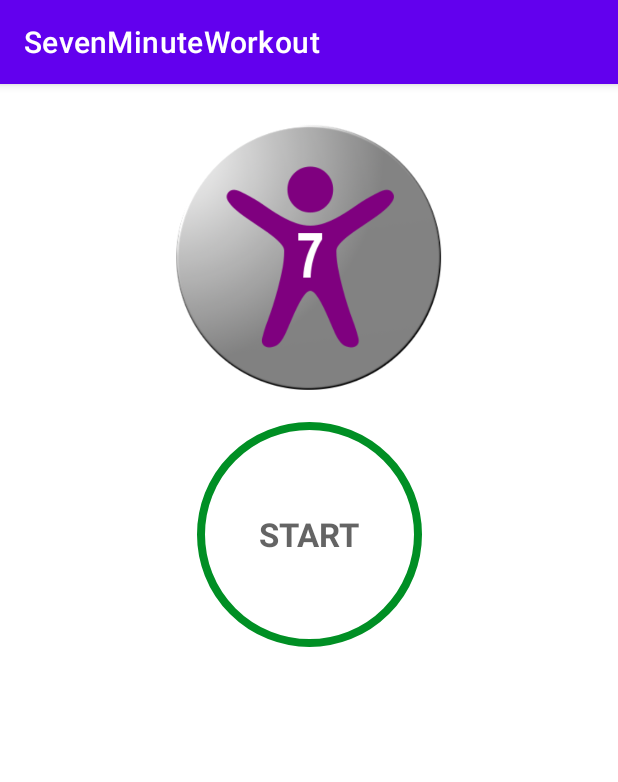
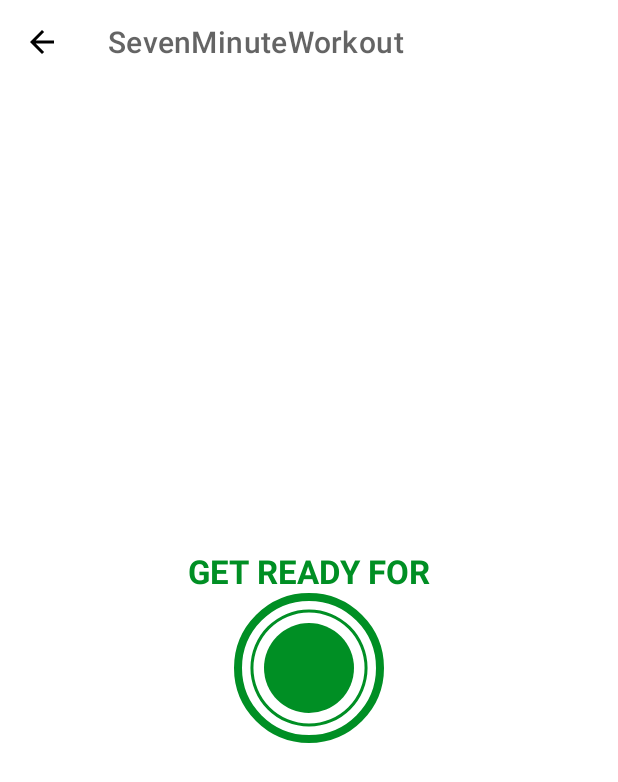
Before and after one commit to JasonRose95/KotlinProjects, an Android app: the screen it shows after launch (MainActivity before the commit, ExerciseActivity after it), after a tap on "START", on a phone screen of 412 x 824 dp. Shown: the top 782 px of the screen. Run offline under Robolectric (Android 15) with nearby library versions, the phone set to English and light mode, and no system bars.

Commit message:
sevenminuteworkout

```diff
--- a/SevenMinuteWorkout/app/build.gradle
+++ b/SevenMinuteWorkout/app/build.gradle
@@ -29,6 +29,10 @@ android {
     kotlinOptions {
         jvmTarget = '1.8'
     }
+
+    buildFeatures{
+        viewBinding true
+    }
 }
 
 dependencies {
--- a/SevenMinuteWorkout/app/src/main/AndroidManifest.xml
+++ b/SevenMinuteWorkout/app/src/main/AndroidManifest.xml
@@ -10,6 +10,9 @@
         android:supportsRtl="true"
         android:theme="@style/Theme.SevenMinuteWorkout">
         <activity
+            android:name=".ExerciseActivity"
+            android:exported="false" />
+        <activity
             android:name=".MainActivity"
             android:exported="true">
             <intent-filter>
--- /dev/null
+++ b/SevenMinuteWorkout/app/src/main/java/com/example/sevenminuteworkout/ExerciseActivity.kt
@@ -0,0 +1,28 @@
+package com.example.sevenminuteworkout
+
+import androidx.appcompat.app.AppCompatActivity
+import android.os.Bundle
+import android.view.LayoutInflater
+import com.example.sevenminuteworkout.databinding.ActivityExerciseBinding
+
+class ExerciseActivity : AppCompatActivity() {
+    private var binding:ActivityExerciseBinding ?= null
+
+    override fun onCreate(savedInstanceState: Bundle?) {
+        super.onCreate(savedInstanceState)
+        binding = ActivityExerciseBinding.inflate(layoutInflater)
+        setContentView(binding?.root)
+
+        setSupportActionBar(binding?.toolbarExercise)
+
+        if (supportActionBar != null){
+            supportActionBar?.setDisplayHomeAsUpEnabled(true)
+        }
+
+
+        binding?.toolbarExercise?.setNavigationOnClickListener {
+            onBackPressed()
+        }
+
+    }
+}
--- a/SevenMinuteWorkout/app/src/main/java/com/example/sevenminuteworkout/MainActivity.kt
+++ b/SevenMinuteWorkout/app/src/main/java/com/example/sevenminuteworkout/MainActivity.kt
@@ -1,18 +1,30 @@
 package com.example.sevenminuteworkout
 
+import android.content.Intent
 import androidx.appcompat.app.AppCompatActivity
 import android.os.Bundle
 import android.widget.FrameLayout
 import android.widget.Toast
+import com.example.sevenminuteworkout.databinding.ActivityMainBinding
 
 class MainActivity : AppCompatActivity() {
+    private var binding:ActivityMainBinding?= null
+
     override fun onCreate(savedInstanceState: Bundle?) {
         super.onCreate(savedInstanceState)
-        setContentView(R.layout.activity_main)
+        binding = ActivityMainBinding.inflate(layoutInflater)
+        setContentView(binding?.root)
 
-        val flStartButton: FrameLayout = findViewById(R.id.flStart)
-        flStartButton.setOnClickListener{
-            Toast.makeText(this@MainActivity,"Here we will start the excercise.",Toast.LENGTH_SHORT).show()
+//        val flStartButton: FrameLayout = findViewById(R.id.flStart)
+        binding?.flStart?.setOnClickListener {
+            val intent = Intent(this, ExerciseActivity::class.java)
+            startActivity(intent)
         }
     }
+
+    override fun onDestroy() {
+        super.onDestroy()
+
+        binding = null
+    }
 }
--- /dev/null
+++ b/SevenMinuteWorkout/app/src/main/res/drawable/circular_progress_bar.xml
@@ -0,0 +1,12 @@
+<?xml version="1.0" encoding="utf-8"?>
+<layer-list xmlns:android="http://schemas.android.com/apk/res/android">
+    <item>
+        <shape
+            android:innerRadiusRatio="2.7"
+            android:shape="ring"
+            android:thicknessRatio="50.0"
+            android:useLevel="true">
+            <solid android:color="@color/colorAccent"/>
+        </shape>
+    </item>
+</layer-list>
--- /dev/null
+++ b/SevenMinuteWorkout/app/src/main/res/drawable/circular_progress_gray.xml
@@ -0,0 +1,12 @@
+<?xml version="1.0" encoding="utf-8"?>
+<layer-list xmlns:android="http://schemas.android.com/apk/res/android">
+    <item>
+        <shape
+            android:innerRadiusRatio="2.7"
+            android:shape="ring"
+            android:thicknessRatio="50.0"
+            android:useLevel="true">
+            <solid android:color="@color/lightGrey"/>
+        </shape>
+    </item>
+</layer-list>
--- /dev/null
+++ b/SevenMinuteWorkout/app/src/main/res/drawable/item_circular_color_accent_background.xml
@@ -0,0 +1,6 @@
+<?xml version="1.0" encoding="utf-8"?>
+<shape xmlns:android="http://schemas.android.com/apk/res/android"
+    android:shape="oval">
+    <solid android:color="@color/colorAccent"></solid>
+
+</shape>
--- /dev/null
+++ b/SevenMinuteWorkout/app/src/main/res/layout/activity_exercise.xml
@@ -0,0 +1,73 @@
+<?xml version="1.0" encoding="utf-8"?>
+<androidx.constraintlayout.widget.ConstraintLayout xmlns:android="http://schemas.android.com/apk/res/android"
+    xmlns:app="http://schemas.android.com/apk/res-auto"
+    xmlns:tools="http://schemas.android.com/tools"
+    android:layout_width="match_parent"
+    android:layout_height="match_parent"
+    tools:context=".ExerciseActivity">
+
+<androidx.appcompat.widget.Toolbar
+    android:id="@+id/toolbarExercise"
+    app:layout_constraintTop_toTopOf="parent"
+    android:layout_width="match_parent"
+    android:theme="@style/toolbarTheme"
+    android:layout_height="?android:attr/actionBarSize"
+    android:background="@color/white"
+    app:titleTextColor="@color/colorPrimary"
+    />
+
+    <TextView
+        android:id="@+id/tvTitle"
+        android:layout_width="wrap_content"
+        android:layout_height="wrap_content"
+        android:text="GET READY FOR"
+        android:textSize="22sp"
+        android:textColor="@color/colorAccent"
+        android:textStyle="bold"
+        app:layout_constraintBottom_toTopOf="@id/flProgressBar"
+        app:layout_constraintEnd_toEndOf="parent"
+        app:layout_constraintStart_toStartOf="parent"
+        />
+
+    <FrameLayout
+        android:id="@+id/flProgressBar"
+        android:layout_width="100dp"
+        android:layout_height="100dp"
+        android:layout_marginTop="10dp"
+        android:background="@drawable/item_circular_color_accent_border"
+        app:layout_constraintBottom_toBottomOf="parent"
+        app:layout_constraintEnd_toEndOf="parent"
+        app:layout_constraintStart_toStartOf="parent"
+        app:layout_constraintTop_toBottomOf="@id/toolbarExercise">
+
+        <ProgressBar
+            android:id="@+id/progressBar"
+            style="?android:attr/progressBarStyleHorizontal"
+            android:layout_width="100dp"
+            android:layout_height="100dp"
+        android:layout_gravity="center"
+            android:background="@drawable/circular_progress_gray"
+            android:progressDrawable="@drawable/circular_progress_bar"
+            android:indeterminate="false"
+            android:max="10"
+            android:progress="100"
+            android:rotation="-90"/>
+
+        <LinearLayout
+            android:layout_width="60dp"
+            android:layout_height="60dp"
+            android:layout_gravity="center"
+            android:background="@drawable/item_circular_color_accent_background"
+            android:gravity="center">
+            <TextView
+                android:id="@+id/tvTimer"
+                android:layout_width="wrap_content"
+                android:layout_height="wrap_content"
+                android:textColor="#FFFFFF"
+                android:textSize="25sp"
+                android:textStyle="bold"
+                tools:text="10"/>
+        </LinearLayout>
+    </FrameLayout>
+
+</androidx.constraintlayout.widget.ConstraintLayout>
--- a/SevenMinuteWorkout/app/src/main/res/values/colors.xml
+++ b/SevenMinuteWorkout/app/src/main/res/values/colors.xml
@@ -12,4 +12,6 @@
     <color name="colorPrimaryDark">#B2212121</color>
     <color name="colorAccent">#008F24</color>
     <color name="lightGrey">#C4C4C4</color>
+
+    <color name="toolbar_color_control_normal">#000000</color>
 </resources>
--- a/SevenMinuteWorkout/app/src/main/res/values/themes.xml
+++ b/SevenMinuteWorkout/app/src/main/res/values/themes.xml
@@ -1,6 +1,6 @@
 <resources xmlns:tools="http://schemas.android.com/tools">
     <!-- Base application theme. -->
-    <style name="Theme.SevenMinuteWorkout" parent="Theme.MaterialComponents.DayNight.DarkActionBar">
+    <style name="Theme.SevenMinuteWorkout" parent="Theme.MaterialComponents.DayNight.NoActionBar">
         <!-- Primary brand color. -->
         <item name="colorPrimary">@color/purple_500</item>
         <item name="colorPrimaryVariant">@color/purple_700</item>
@@ -13,4 +13,9 @@
         <item name="android:statusBarColor" tools:targetApi="l">?attr/colorPrimaryVariant</item>
         <!-- Customize your theme here. -->
     </style>
+
+    <style name="toolbarTheme" parent="@style/ThemeOverlay.MaterialComponents.ActionBar">
+        <item name="colorControlNormal">@color/toolbar_color_control_normal</item>
+    </style>
+
 </resources>
```
